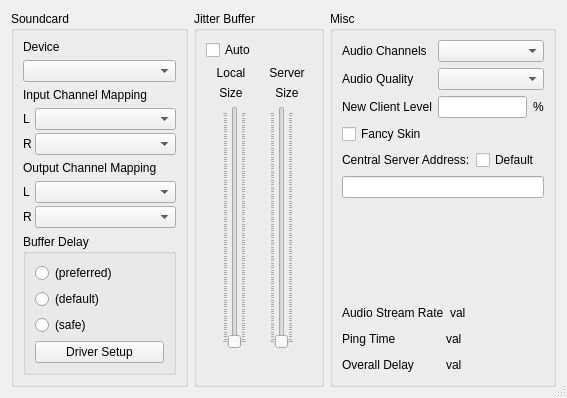
The window that src/clientsettingsdlgbase.ui (jamulussoftware/jamulus) describes before a commit, drawn with Qt 5.
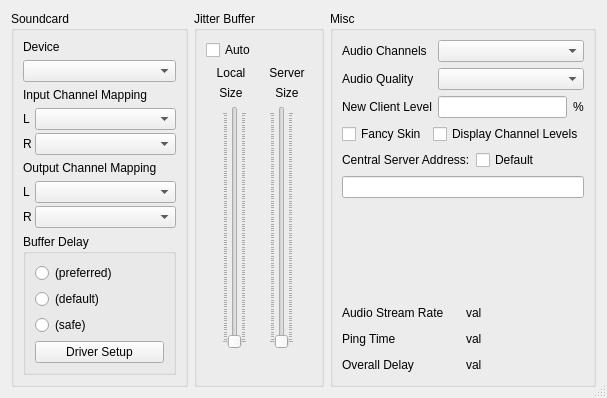
The same window after the commit. Icons and pictures are not drawn. Custom widgets are drawn as their Qt base class.

Commit message: Add a preference for the Channel Levels

```diff
--- a/src/clientsettingsdlgbase.ui
+++ b/src/clientsettingsdlgbase.ui
@@ -530,6 +530,8 @@
        </layout>
       </item>
       <item>
+       <layout class="QHBoxLayout">
+        <item>
        <widget class="QCheckBox" name="chbGUIDesignFancy">
         <property name="text">
          <string>Fancy Skin</string>
@@ -537,6 +539,15 @@
        </widget>
       </item>
       <item>
+         <widget class="QCheckBox" name="chbDisplayChannelLevels">
+          <property name="text">
+           <string>Display Channel Levels</string>
+          </property>
+         </widget>
+        </item>
+       </layout>
+      </item>
+      <item>
        <layout class="QHBoxLayout">
         <item>
          <widget class="QLabel" name="lblCentralServerAddress">
```
Left out of the diff: 1 changed line with no effect on the pictures. Lines whose indentation alone changed are shown as unchanged. The commit also changes 9 other files.
